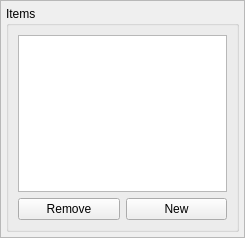
First picture: the form in mcrinvsloteditor.ui, repository IoeCmcomc/MCDatapacker, before the edit.
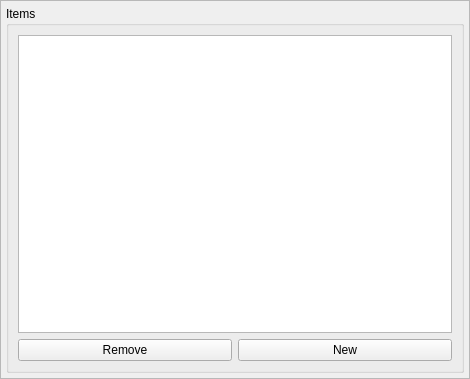
Second picture: the form after the edit.

```diff
--- a/mcrinvsloteditor.ui
+++ b/mcrinvsloteditor.ui
@@ -6,8 +6,8 @@
    <rect>
     <x>0</x>
     <y>0</y>
-    <width>245</width>
-    <height>238</height>
+    <width>470</width>
+    <height>379</height>
    </rect>
   </property>
   <property name="acceptDrops">
```
Left out of the diff: 3 changed lines with no effect on the pictures.
